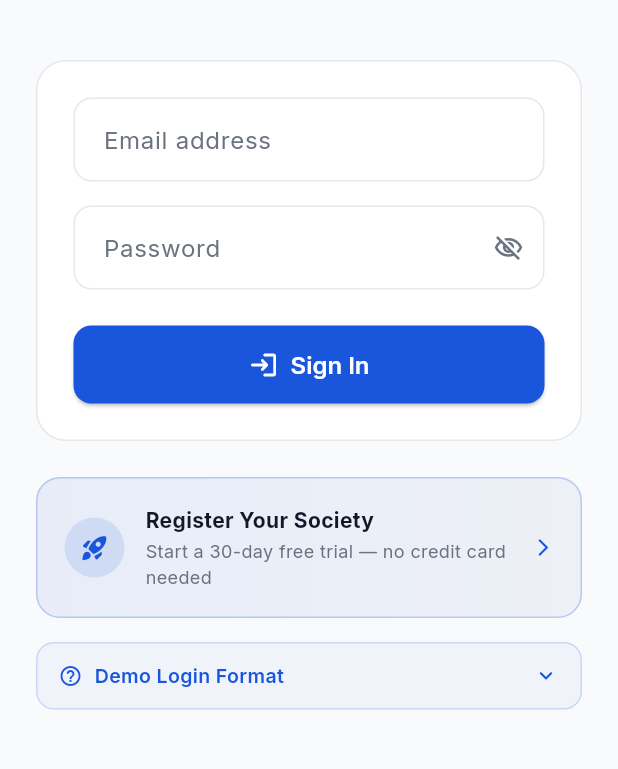
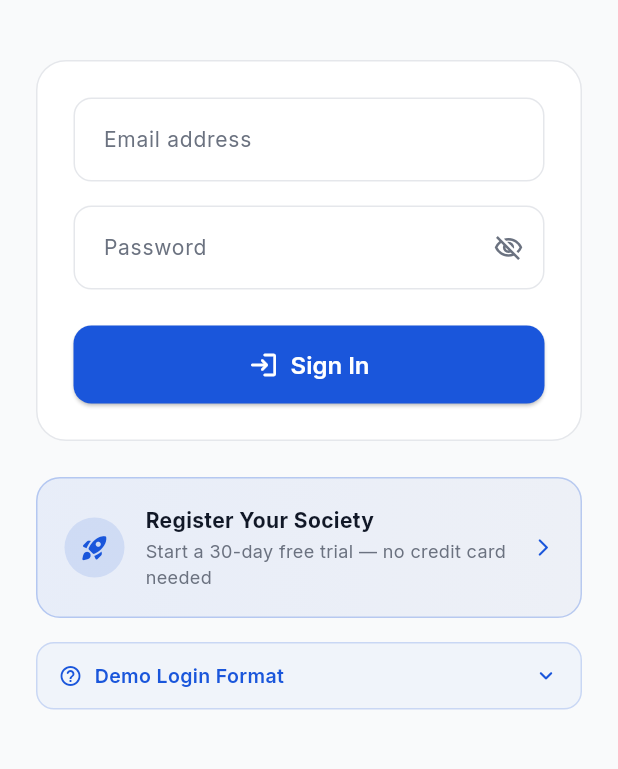
Before and after one commit to nitinshendgeai/AR_SOCIETY_APP, a Flutter app: the screen it shows after launch, on a phone screen of 412 x 824 dp, the part 303-1072 px from its top. Run offline on Flutter 3.47's test engine with Material 3 defaults, Android fonts, the phone set to English and light mode, and no system bars; our stand-ins replace dio, flutter_dotenv, flutter_riverpod, flutter_secure_storage, go_router, google_fonts and 2 more.

Commit message:
debug: isolate crash to exact line — wrap GoogleFonts calls with fallbacks
Granular logging now prints before every named argument in
ArSocietyApp.build and inside AppTheme.lightTheme. Each GoogleFonts call
is wrapped in try/catch with a plain TextStyle fallback so the app can
survive a GoogleFonts throw and still render the login screen.

If GoogleFonts is the culprit, the crash will be absorbed and we will see
[THEME_CRASH] lines in the console with the exact exception message.
If something else throws, the remaining [STARTUP] logs will show where
the sequence stops.

https://claude.ai/code/session_012DsKm4gwr1hqHyxDYckb4N

```diff
--- a/mobile/lib/core/theme/app_theme.dart
+++ b/mobile/lib/core/theme/app_theme.dart
@@ -1,3 +1,4 @@
+import 'package:flutter/foundation.dart';
 import 'package:flutter/material.dart';
 import 'package:google_fonts/google_fonts.dart';
 
@@ -15,24 +16,42 @@ class AppTheme {
   static const Color border = Color(0xFFE5E7EB);
   static const Color cardBg = Color(0xFFFFFFFF);
 
+  static TextTheme _safeTextTheme() {
+    try {
+      print('[THEME] GoogleFonts.interTextTheme');
+      final t = GoogleFonts.interTextTheme();
+      print('[THEME] interTextTheme OK');
+      return t;
+    } catch (e) {
+      print('[THEME_CRASH] interTextTheme threw: $e — using default');
+      return const TextTheme();
+    }
+  }
+
+  static TextStyle _safeInter(double size, FontWeight weight, [Color? color]) {
+    try {
+      return GoogleFonts.inter(fontSize: size, fontWeight: weight, color: color);
+    } catch (e) {
+      print('[THEME_CRASH] GoogleFonts.inter threw: $e — using default');
+      return TextStyle(fontSize: size, fontWeight: weight, color: color);
+    }
+  }
+
   static ThemeData get lightTheme {
-    return ThemeData(
+    print('[THEME] lightTheme start');
+    final theme = ThemeData(
       useMaterial3: true,
       colorScheme: ColorScheme.fromSeed(
         seedColor: primary,
         brightness: Brightness.light,
       ),
       scaffoldBackgroundColor: surface,
-      textTheme: GoogleFonts.interTextTheme(),
+      textTheme: _safeTextTheme(),
       appBarTheme: AppBarTheme(
         backgroundColor: cardBg,
         elevation: 0,
         scrolledUnderElevation: 1,
-        titleTextStyle: GoogleFonts.inter(
-          fontSize: 18,
-          fontWeight: FontWeight.w600,
-          color: textPrimary,
-        ),
+        titleTextStyle: _safeInter(18, FontWeight.w600, textPrimary),
         iconTheme: const IconThemeData(color: textPrimary),
       ),
       elevatedButtonTheme: ElevatedButtonThemeData(
@@ -43,10 +62,7 @@ class AppTheme {
           shape: RoundedRectangleBorder(
             borderRadius: BorderRadius.circular(12),
           ),
-          textStyle: GoogleFonts.inter(
-            fontSize: 16,
-            fontWeight: FontWeight.w600,
-          ),
+          textStyle: _safeInter(16, FontWeight.w600),
         ),
       ),
       inputDecorationTheme: InputDecorationTheme(
@@ -69,8 +85,8 @@ class AppTheme {
           borderSide: const BorderSide(color: error),
         ),
         contentPadding: const EdgeInsets.symmetric(horizontal: 16, vertical: 16),
-        labelStyle: GoogleFonts.inter(color: textSecondary),
-        hintStyle: GoogleFonts.inter(color: textSecondary),
+        labelStyle: _safeInter(14, FontWeight.w400, textSecondary),
+        hintStyle: _safeInter(14, FontWeight.w400, textSecondary),
       ),
       cardTheme: CardThemeData(
         color: cardBg,
@@ -81,5 +97,7 @@ class AppTheme {
         ),
       ),
     );
+    print('[THEME] lightTheme done');
+    return theme;
   }
 }
--- a/mobile/lib/main.dart
+++ b/mobile/lib/main.dart
@@ -10,10 +10,8 @@ import 'package:ar_society_app/core/router/app_router.dart';
 import 'package:ar_society_app/core/theme/app_theme.dart';
 
 Future<void> main() async {
-  // Catch any uncaught async/platform exception and print it to the browser
-  // console so we can read it even in a minified release build.
   PlatformDispatcher.instance.onError = (error, stack) {
-    print('[STARTUP_CRASH] PlatformDispatcher caught: $error');
+    print('[STARTUP_CRASH] PlatformDispatcher: $error');
     print('[STARTUP_CRASH] $stack');
     return true;
   };
@@ -21,7 +19,6 @@ Future<void> main() async {
   print('[STARTUP] 1 ensureInitialized');
   WidgetsFlutterBinding.ensureInitialized();
 
-  // Catch any widget-layer exception (layout errors, build errors, etc.)
   FlutterError.onError = (details) {
     print('[STARTUP_CRASH] FlutterError: ${details.exception}');
     print('[STARTUP_CRASH] ${details.stack}');
@@ -34,8 +31,7 @@ Future<void> main() async {
   try {
     ApiClient.initialize();
   } catch (e, s) {
-    print('[STARTUP_CRASH] ApiClient.initialize threw: $e');
-    print('[STARTUP_CRASH] $s');
+    print('[STARTUP_CRASH] ApiClient.initialize: $e\n$s');
   }
 
   print('[STARTUP] 4 platform setup');
@@ -53,11 +49,7 @@ Future<void> main() async {
   }
 
   print('[STARTUP] 5 runApp');
-  runApp(
-    const ProviderScope(
-      child: ArSocietyApp(),
-    ),
-  );
+  runApp(const ProviderScope(child: ArSocietyApp()));
   print('[STARTUP] 6 runApp returned');
 }
 
@@ -68,17 +60,36 @@ class ArSocietyApp extends ConsumerWidget {
   Widget build(BuildContext context, WidgetRef ref) {
     print('[STARTUP] ArSocietyApp.build');
     try {
+      print('[STARTUP] watching appRouterProvider');
       final router = ref.watch(appRouterProvider);
       print('[STARTUP] appRouterProvider OK');
-      return MaterialApp.router(
-        title: Env.appName,
+
+      print('[STARTUP] Env.appName');
+      final title = Env.appName;
+      print('[STARTUP] title=$title');
+
+      print('[STARTUP] AppTheme.lightTheme');
+      ThemeData theme;
+      try {
+        theme = AppTheme.lightTheme;
+        print('[STARTUP] lightTheme OK');
+      } catch (e, s) {
+        print('[STARTUP_CRASH] AppTheme.lightTheme threw: $e\n$s');
+        theme = ThemeData(useMaterial3: true);
+        print('[STARTUP] using fallback ThemeData');
+      }
+
+      print('[STARTUP] MaterialApp.router');
+      final app = MaterialApp.router(
+        title: title,
         debugShowCheckedModeBanner: false,
-        theme: AppTheme.lightTheme,
+        theme: theme,
         routerConfig: router,
       );
+      print('[STARTUP] MaterialApp.router OK');
+      return app;
     } catch (e, s) {
-      print('[STARTUP_CRASH] ArSocietyApp.build threw: $e');
-      print('[STARTUP_CRASH] $s');
+      print('[STARTUP_CRASH] ArSocietyApp.build: $e\n$s');
       rethrow;
     }
   }
```
